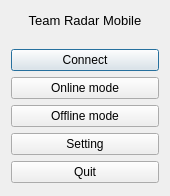
Before: the Qt Designer form WelcomeDlg.ui in congchenutd/teamradarmobile, drawn with Qt 5.
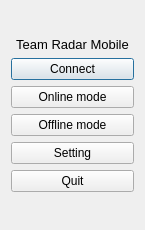
After: the same form once the commit is applied.

```diff
--- a/WelcomeDlg.ui
+++ b/WelcomeDlg.ui
@@ -6,8 +6,8 @@
    <rect>
     <x>0</x>
     <y>0</y>
-    <width>170</width>
-    <height>196</height>
+    <width>145</width>
+    <height>230</height>
    </rect>
   </property>
   <property name="windowTitle">
@@ -34,8 +34,7 @@
 &lt;html&gt;&lt;head&gt;&lt;meta name=&quot;qrichtext&quot; content=&quot;1&quot; /&gt;&lt;style type=&quot;text/css&quot;&gt;
 p, li { white-space: pre-wrap; }
 &lt;/style&gt;&lt;/head&gt;&lt;body style=&quot; font-family:'MS Shell Dlg 2'; font-size:7.85455pt; font-weight:400; font-style:normal;&quot;&gt;
-&lt;p align=&quot;center&quot; style=&quot; margin-top:0px; margin-bottom:0px; margin-left:0px; margin-right:0px; -qt-block-indent:0; text-indent:0px;&quot;&gt;&lt;span style=&quot; font-size:10pt;&quot;&gt;Team Radar Mobile&lt;/span&gt;&lt;/p&gt;
-&lt;p align=&quot;center&quot; style=&quot;-qt-paragraph-type:empty; margin-top:0px; margin-bottom:0px; margin-left:0px; margin-right:0px; -qt-block-indent:0; text-indent:0px; font-size:10pt;&quot;&gt;&lt;/p&gt;&lt;/body&gt;&lt;/html&gt;</string>
+&lt;p align=&quot;center&quot; style=&quot; margin-top:0px; margin-bottom:0px; margin-left:0px; margin-right:0px; -qt-block-indent:0; text-indent:0px;&quot;&gt;&lt;span style=&quot; font-size:10pt;&quot;&gt;Team Radar Mobile&lt;/span&gt;&lt;/p&gt;&lt;/body&gt;&lt;/html&gt;</string>
      </property>
      <property name="alignment">
       <set>Qt::AlignCenter</set>
```
